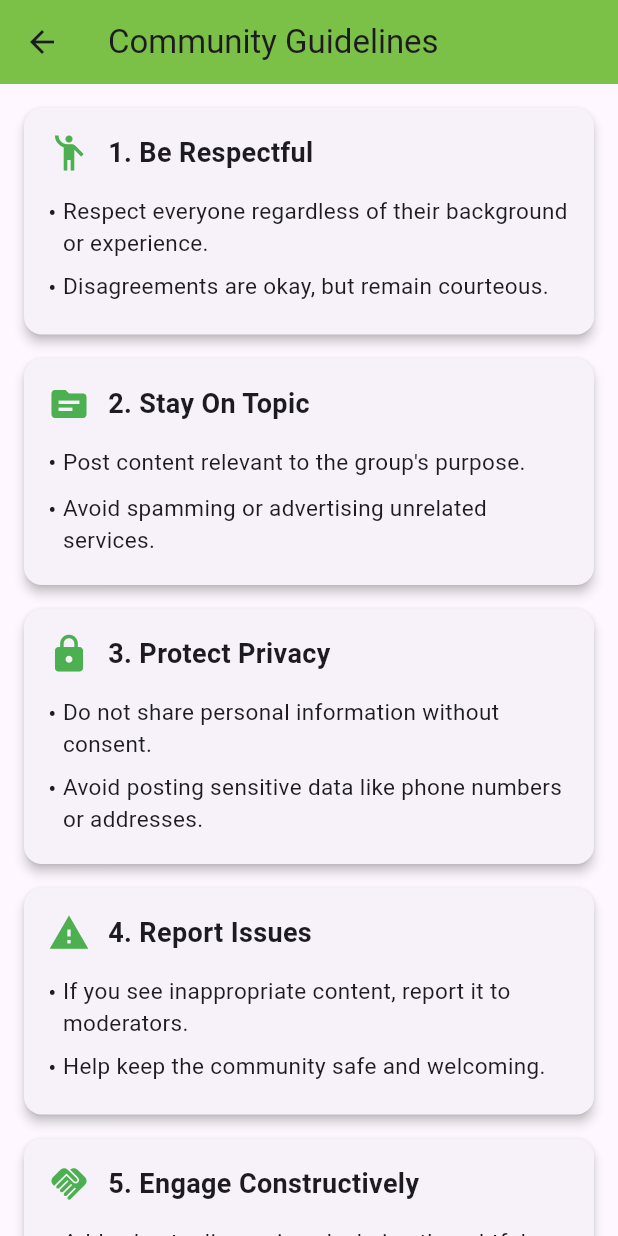
After one commit to Futuristic-Limited/cop-production, a Flutter app: the GuidelinesScreen screen opened by its route, on a phone screen of 412 x 824 dp. The commit adds this screen. Run offline on Flutter 3.47's test engine with Material 3 defaults, Android fonts, the phone set to English and light mode, and no system bars; our stand-ins replace badges, cached_network_image, carousel_slider, file_picker, flutter_dotenv, flutter_html and 8 more; missing offline and left inert: video_thumbnail; accounts and stored records are empty.

Commit message:
Added the 2 items

```diff
--- a/lib/app.dart
+++ b/lib/app.dart
@@ -16,6 +16,8 @@ import 'package:APHRC_COP/screens/email_invites/email_invites_screen.dart';
 import 'screens/splash/splash_screen.dart';
 import 'screens/groups/group_detail_screen.dart';
 import 'screens/discussions/index.dart';
+import 'screens/events/events_screen.dart';
+import 'screens/guidelines/guidelines_screen.dart';
 
 class MyApp extends StatelessWidget {
   const MyApp({super.key});
@@ -42,6 +44,8 @@ class MyApp extends StatelessWidget {
         '/verify-reset-otp': (context) => const VerifyResetOtpScreen(),
         '/reset-password': (context) => const ResetPasswordScreen(),
         '/email_invites': (context) => const SendEmailInvitesScreen(),
+        '/events': (context) => const EventsScreen(),
+        '/guidelines': (context) => const GuidelinesScreen(),
       },
 
       // Use onGenerateRoute for screens that need arguments
--- a/lib/cells/app_drawer.dart
+++ b/lib/cells/app_drawer.dart
@@ -59,6 +59,8 @@ class AppDrawer extends StatelessWidget {
                   context,
                   '/register',
                 ),
+                _buildDrawerItem(Icons.event, 'Events', context, '/events'),
+                _buildDrawerItem(Icons.rule, 'Community Guidelines', context, '/guidelines'),
               ],
             ),
           ),
--- a/lib/cells/custom_drawer.dart
+++ b/lib/cells/custom_drawer.dart
@@ -138,6 +138,8 @@ class CustomDrawer extends StatelessWidget {
           );
         },
       ),
+      _drawerItem(context, Icons.event, 'Events', '/events'),
+      _drawerItem(context, Icons.rule, 'Community Guidelines', '/guidelines'),
       _drawerItem(context, Icons.group, 'Groups', '/groups'),
       _drawerItem(context, Icons.message, 'Messages', '/messages'),
       _drawerItem(context, Icons.email, 'Email Invite', '/email_invites'),
--- /dev/null
+++ b/lib/screens/guidelines/guidelines_screen.dart
@@ -0,0 +1,115 @@
+import 'package:flutter/material.dart';
+
+class GuidelinesScreen extends StatelessWidget {
+  const GuidelinesScreen({super.key});
+
+  @override
+  Widget build(BuildContext context) {
+    final List<Map<String, dynamic>> guidelines = [
+      {
+        'title': '1. Be Respectful',
+        'icon': Icons.emoji_people,
+        'points': [
+          'Respect everyone regardless of their background or experience.',
+          'Disagreements are okay, but remain courteous.',
+        ],
+      },
+      {
+        'title': '2. Stay On Topic',
+        'icon': Icons.topic,
+        'points': [
+          'Post content relevant to the group\'s purpose.',
+          'Avoid spamming or advertising unrelated services.',
+        ],
+      },
+      {
+        'title': '3. Protect Privacy',
+        'icon': Icons.lock,
+        'points': [
+          'Do not share personal information without consent.',
+          'Avoid posting sensitive data like phone numbers or addresses.',
+        ],
+      },
+      {
+        'title': '4. Report Issues',
+        'icon': Icons.report_problem,
+        'points': [
+          'If you see inappropriate content, report it to moderators.',
+          'Help keep the community safe and welcoming.',
+        ],
+      },
+      {
+        'title': '5. Engage Constructively',
+        'icon': Icons.handshake,
+        'points': [
+          'Add value to discussions by being thoughtful and inclusive.',
+          'Appreciate differing viewpoints with an open mind.',
+        ],
+      },
+    ];
+
+    return Scaffold(
+      appBar: AppBar(
+        title: const Text('Community Guidelines'),
+        backgroundColor: const Color.fromRGBO(123, 193, 72, 1),
+      ),
+      body: ListView.builder(
+        padding: const EdgeInsets.all(16),
+        itemCount: guidelines.length,
+        itemBuilder: (context, index) {
+          final guideline = guidelines[index];
+          return Card(
+            shape: RoundedRectangleBorder(
+              borderRadius: BorderRadius.circular(12),
+            ),
+            elevation: 3,
+            margin: const EdgeInsets.only(bottom: 16),
+            child: Padding(
+              padding: const EdgeInsets.all(16.0),
+              child: Column(
+                crossAxisAlignment: CrossAxisAlignment.start,
+                children: [
+                  Row(
+                    children: [
+                      Icon(guideline['icon'], color: Colors.green, size: 28),
+                      const SizedBox(width: 12),
+                      Expanded(
+                        child: Text(
+                          guideline['title'],
+                          style: const TextStyle(
+                            fontSize: 18,
+                            fontWeight: FontWeight.bold,
+                          ),
+                        ),
+                      ),
+                    ],
+                  ),
+                  const SizedBox(height: 10),
+                  ...List<Widget>.from(
+                    guideline['points'].map<Widget>((point) {
+                      return Padding(
+                        padding: const EdgeInsets.symmetric(vertical: 4),
+                        child: Row(
+                          crossAxisAlignment: CrossAxisAlignment.start,
+                          children: [
+                            const Text("• ", style: TextStyle(fontSize: 16)),
+                            Expanded(
+                              child: Text(
+                                point,
+                                style: const TextStyle(fontSize: 15),
+                              ),
+                            ),
+                          ],
+                        ),
+                      );
+                    }),
+                  ),
+                ],
+              ),
+            ),
+          );
+        },
+      ),
+    );
+  }
+}
```
Also changed, not shown: lib/screens/events/events_screen.dart (added, +60 -0 lines).
